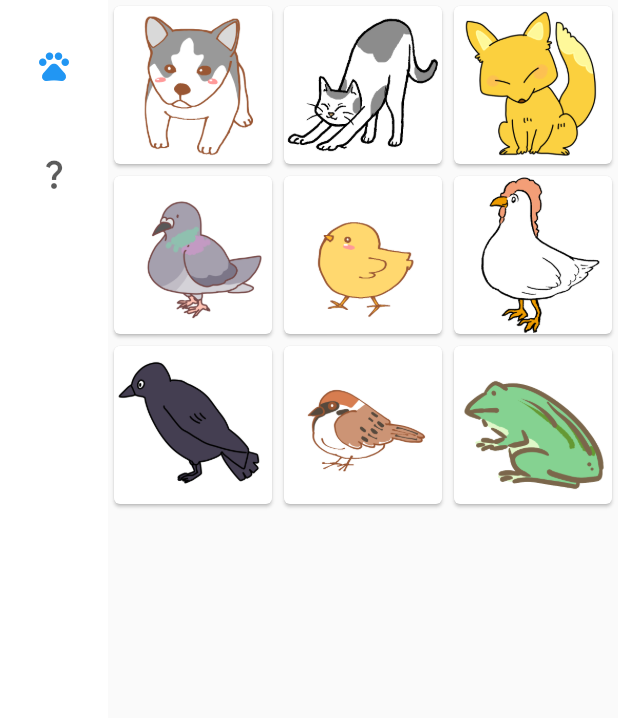
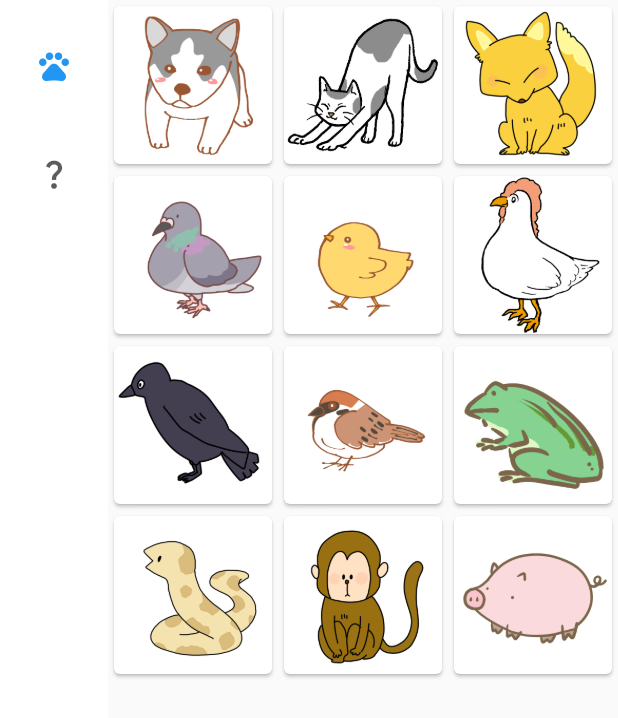
Before and after one commit to c-a-p-engineer/flutter-pictorial-book, a Flutter app: the screen it shows after launch, on a phone screen of 412 x 824 dp. Shown: the top 718 px of the screen. Run offline on Flutter 3.47's test engine with Material 2 defaults, Android fonts, the phone set to English and light mode, and no system bars; our stand-ins replace audioplayers.

Commit message:
図鑑追加：さる、ぶた、へび

```diff
--- a/docs/assets/AssetManifest.json
+++ b/docs/assets/AssetManifest.json
@@ -1 +1 @@
-{"assets/images/cat.png":["assets/images/cat.png"],"assets/images/chick.png":["assets/images/chick.png"],"assets/images/chicken.png":["assets/images/chicken.png"],"assets/images/crow.png":["assets/images/crow.png"],"assets/images/dog.png":["assets/images/dog.png"],"assets/images/fox.png":["assets/images/fox.png"],"assets/images/frog.png":["assets/images/frog.png"],"assets/images/pigeon.png":["assets/images/pigeon.png"],"assets/images/sparrow.png":["assets/images/sparrow.png"],"assets/voices/cat.mp3":["assets/voices/cat.mp3"],"assets/voices/chick.mp3":["assets/voices/chick.mp3"],"assets/voices/chicken.mp3":["assets/voices/chicken.mp3"],"assets/voices/crow.mp3":["assets/voices/crow.mp3"],"assets/voices/dog.mp3":["assets/voices/dog.mp3"],"assets/voices/fox.mp3":["assets/voices/fox.mp3"],"assets/voices/frog.mp3":["assets/voices/frog.mp3"],"assets/voices/pigeon.mp3":["assets/voices/pigeon.mp3"],"assets/voices/sparrow.mp3":["assets/voices/sparrow.mp3"],"packages/cupertino_icons/assets/CupertinoIcons.ttf":["packages/cupertino_icons/assets/CupertinoIcons.ttf"]}
+{"assets/images/cat.png":["assets/images/cat.png"],"assets/images/chick.png":["assets/images/chick.png"],"assets/images/chicken.png":["assets/images/chicken.png"],"assets/images/crow.png":["assets/images/crow.png"],"assets/images/dog.png":["assets/images/dog.png"],"assets/images/fox.png":["assets/images/fox.png"],"assets/images/frog.png":["assets/images/frog.png"],"assets/images/monkey.png":["assets/images/monkey.png"],"assets/images/pig.png":["assets/images/pig.png"],"assets/images/pigeon.png":["assets/images/pigeon.png"],"assets/images/snake.png":["assets/images/snake.png"],"assets/images/sparrow.png":["assets/images/sparrow.png"],"assets/voices/cat.mp3":["assets/voices/cat.mp3"],"assets/voices/chick.mp3":["assets/voices/chick.mp3"],"assets/voices/chicken.mp3":["assets/voices/chicken.mp3"],"assets/voices/crow.mp3":["assets/voices/crow.mp3"],"assets/voices/dog.mp3":["assets/voices/dog.mp3"],"assets/voices/fox.mp3":["assets/voices/fox.mp3"],"assets/voices/frog.mp3":["assets/voices/frog.mp3"],"assets/voices/monkey.mp3":["assets/voices/monkey.mp3"],"assets/voices/pig.mp3":["assets/voices/pig.mp3"],"assets/voices/pigeon.mp3":["assets/voices/pigeon.mp3"],"assets/voices/snake.mp3":["assets/voices/snake.mp3"],"assets/voices/sparrow.mp3":["assets/voices/sparrow.mp3"],"packages/cupertino_icons/assets/CupertinoIcons.ttf":["packages/cupertino_icons/assets/CupertinoIcons.ttf"]}
--- a/src/lib/screen/Animals.dart
+++ b/src/lib/screen/Animals.dart
@@ -16,5 +16,8 @@ class Animals extends ItemPage {
     ItemCard(imagePath: 'crow.png', voicePath: 'crow.mp3'),
     ItemCard(imagePath: 'sparrow.png', voicePath: 'sparrow.mp3'),
     ItemCard(imagePath: 'frog.png', voicePath: 'frog.mp3'),
+    ItemCard(imagePath: 'snake.png', voicePath: 'snake.mp3'),
+    ItemCard(imagePath: 'monkey.png', voicePath: 'monkey.mp3'),
+    ItemCard(imagePath: 'pig.png', voicePath: 'pig.mp3'),
   ];
 }
```
Also changed, not shown: docs/assets/assets/images/monkey.png (added), docs/assets/assets/images/pig.png (added), docs/assets/assets/images/snake.png (added), src/assets/images/monkey.png (added), src/assets/images/pig.png (added), src/assets/images/snake.png (added), 9 other files.
